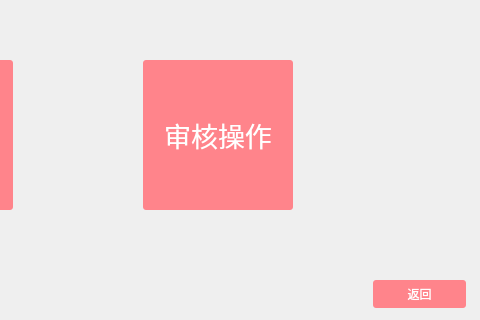
Qt form Library_Administrator_System/mainpage.ui (renzibei/TGLibrary) before a commit; both pictures show x 287 to 767 and y 280 to 600 of the 767 by 600 pixel window.
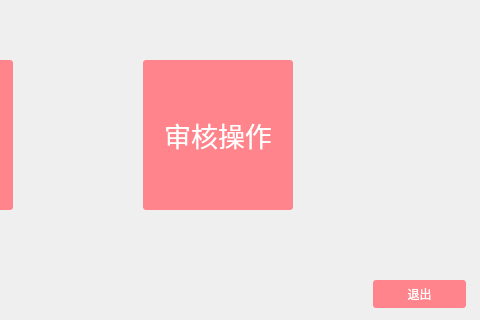
The same form after that commit. Icons and pictures are not drawn.

Commit message: bug fixed quit button modified

What changed in the file:
```diff
--- a/Library_Administrator_System/mainpage.ui
+++ b/Library_Administrator_System/mainpage.ui
@@ -39,7 +39,7 @@
     <string notr="true">QPushButton { background-color: rgb(255, 132, 139); border-radius: 3px; color: rgb(255, 255, 255); }</string>
    </property>
    <property name="text">
-    <string>返回</string>
+    <string>退出</string>
    </property>
   </widget>
   <widget class="QToolButton" name="Book_bt">
```
Left out of the diff: 14 changed lines with no effect on the pictures. The commit also changes 4 other files.
